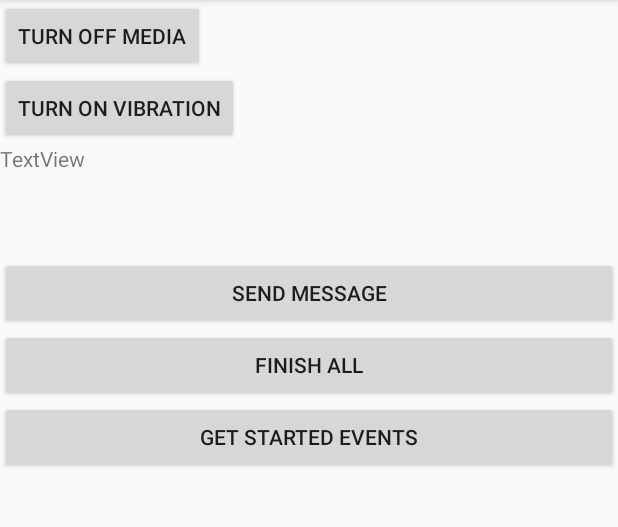
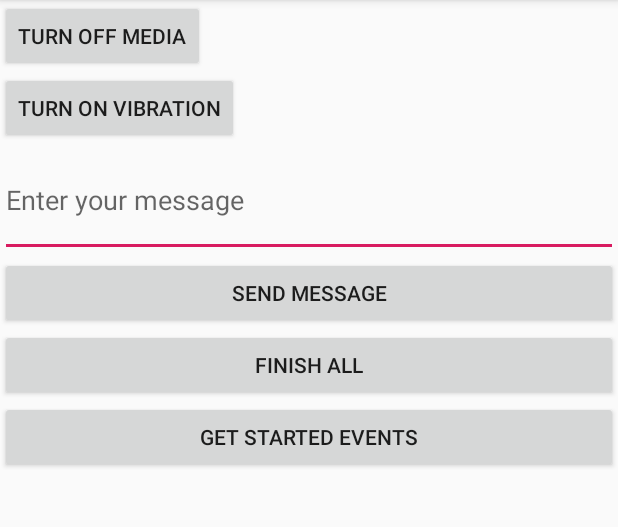
Before and after one commit to qstpss/HostMockApplication, an Android app: the screen it shows after launch (MainActivity), on a phone screen of 412 x 824 dp, the part 84-611 px from its top. Run offline under Robolectric (Android 15) with nearby library versions, the phone set to English and light mode, and no system bars.

```diff
--- a/app/src/main/java/com/qstpss/hostmockapplication/MainActivity.java
+++ b/app/src/main/java/com/qstpss/hostmockapplication/MainActivity.java
@@ -104,7 +104,7 @@ public class MainActivity extends AppCompatActivity {
                 showToast("There are no active events");
             } else {
                 String activeEventsType = body.stream()
-                        .map(mockEvent -> mockEvent.getType().name() + " : " + mockEvent.getType())
+                        .map(mockEvent -> mockEvent.getType().name() + " : " + mockEvent.getStatus())
                         .collect(Collectors.joining("\n"));
                 showToast(activeEventsType);
             }
--- a/app/src/main/res/layout/activity_main.xml
+++ b/app/src/main/res/layout/activity_main.xml
@@ -21,12 +21,11 @@
         android:onClick="processEvent"
         android:text="Turn on vibration" />
 
-    <TextView
+    <EditText
         android:id="@+id/popupMessageTxt"
         android:layout_width="match_parent"
         android:layout_height="75dp"
-        android:hint="Enter your message"
-        android:text="TextView" />
+        android:hint="Enter your message"/>
 
     <Button
         android:id="@+id/popupMessageBtn"
```
